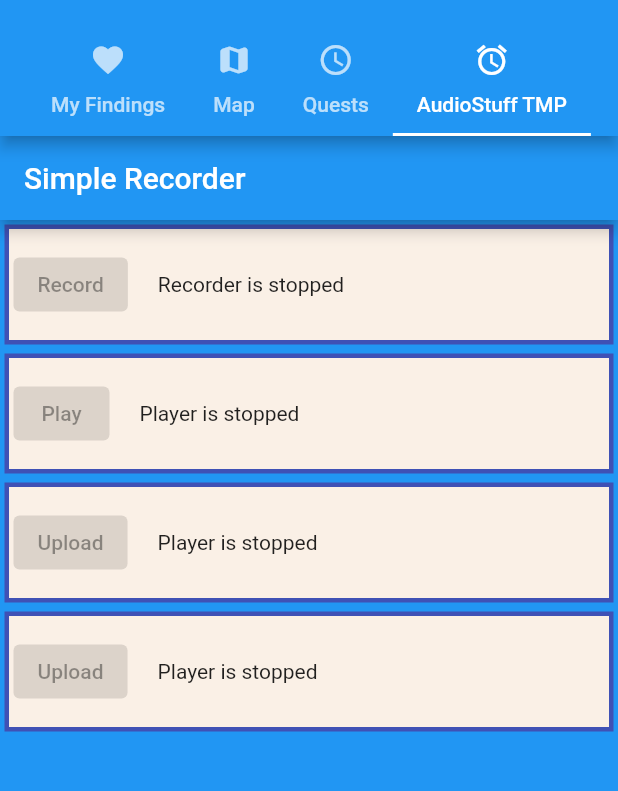
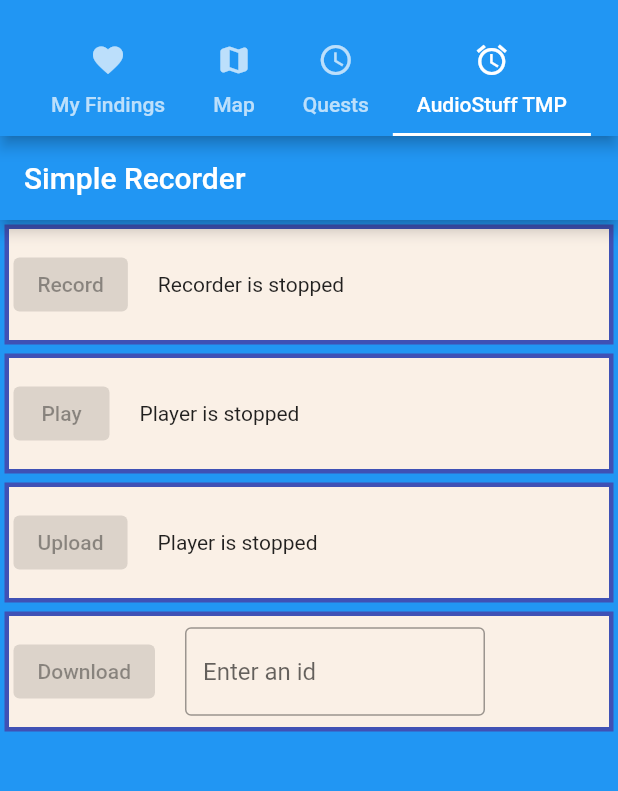
Before and after one commit to DoktorBotti/BadenHistory, a Flutter app: the screen it shows after launch, tab 4 chosen, on a phone screen of 412 x 824 dp, the part 59-850 px from its top. Run offline on Flutter 3.47's test engine with Material 2 defaults, Android fonts, the phone set to English and light mode, and no system bars; our stand-ins replace cached_network_image, flutter_map, latlong2, permission_handler, shared_preferences; missing offline and left inert: flutter_map_location, flutter_map_marker_cluster, flutter_sound, unique_list.

Commit message:
added download functionality

```diff
--- a/lib/SoundComponents.dart
+++ b/lib/SoundComponents.dart
@@ -6,6 +6,7 @@ import 'package:permission_handler/permission_handler.dart';
 import 'package:http/http.dart' as http;
 import 'dart:convert';
 import 'dart:io';
+import 'package:path_provider/path_provider.dart';
 
 
 typedef _Fn = void Function();
@@ -24,7 +25,9 @@ class _AudioGuiState extends State<AudioGui> {
   bool _mRecorderIsInited = false;
   bool _mplaybackReady = false;
   var url;
+  var fromURI = 'app'+'.aac';
   final String user = 'app';
+  final myController = TextEditingController();
 
 
   @override
@@ -50,6 +53,7 @@ class _AudioGuiState extends State<AudioGui> {
 
     _mRecorder!.closeAudioSession();
     _mRecorder = null;
+    myController.dispose();
     super.dispose();
   }
 
@@ -69,7 +73,7 @@ class _AudioGuiState extends State<AudioGui> {
   void record() {
     _mRecorder!
         .startRecorder(
-      toFile: user+'.aac',
+      toFile: fromURI,
       codec: kIsWeb ? Codec.opusWebM : Codec.aacADTS,
     )
         .then((value) {
@@ -80,7 +84,6 @@ class _AudioGuiState extends State<AudioGui> {
   void stopRecorder() async {
     await _mRecorder!.stopRecorder().then((value) {
       setState(() {
-        print(value);
         url = value;
         _mplaybackReady = true;
       });
@@ -95,7 +98,7 @@ class _AudioGuiState extends State<AudioGui> {
     print(DateTime.now().millisecondsSinceEpoch.toString());
     _mPlayer!
         .startPlayer(
-        fromURI: user+'.aac',
+        fromURI: fromURI,
         codec: kIsWeb ? Codec.opusWebM : Codec.aacADTS,
         whenFinished: () {
           setState(() {});
@@ -118,9 +121,9 @@ class _AudioGuiState extends State<AudioGui> {
       'typ': 'comment',
       'username': 'app',
     };
-    final uri = Uri.http('10.0.2.2:5000', '/api/elements/insert/', queryParameters);
+    final uri = Uri.http('192.168.178.37:5000', '/api/elements/insert/', queryParameters);
     final response = await http.post(
-        Uri.parse('http://10.0.2.2:5000/api/elements/insert/'),
+        Uri.parse('http://192.168.178.37:5000/api/elements/insert/'),
         headers: <String, String>{
       'Content-type': 'application/json',
       },
@@ -133,23 +136,24 @@ class _AudioGuiState extends State<AudioGui> {
 
     final content = jsonDecode(response.body);
 
-    var request = http.MultipartRequest('POST', Uri.parse('http://10.0.2.2:5000/api/elements/' + content["id"].toString() + '/upload_voice/'));
-    //add text fields
-    //request.fields["text_field"] = text;
-    //create multipart using filepath, string or bytes
+    var request = http.MultipartRequest('POST', Uri.parse('http://192.168.178.37:5000/api/elements/' + content["id"].toString() + '/upload_voice/'));
     var voice = await http.MultipartFile.fromPath("file", url);
-    //add multipart to request
     request.files.add(voice);
     var res = await request.send();
 
-    //var request = http.MultipartRequest('POST', Uri.parse('http://10.0.2.2:5000/api/elements/' + content["id"].toString() + '/upload_voice/'));
-    //request.files.add(
-    //    await http.MultipartFile.fromPath(
-    //        'voice',
-    //        url
-    //    )
-    //);
-    //var res = await request.send();
+  }
+
+  void download() async {
+    final uri = Uri.http('192.168.178.37:5000', '/api/voices/'+myController.text+'/');
+
+    final response = await http.get(uri);
+
+    print(response.body);
+    var tempDir = await getTemporaryDirectory();
+    var path = '${tempDir.path}/flutter_sound_tmp.wav';
+    var file = new File(path+myController.text+".aac");
+    file.writeAsBytes(response.bodyBytes);
+    fromURI = file.absolute.path;
   }
 
 // ----------------------------- UI --------------------------------------------
@@ -173,6 +177,13 @@ class _AudioGuiState extends State<AudioGui> {
       return null;
     }
     return _mPlayer!.isStopped ? upload : stopPlayer;
+  }
+
+  _Fn? getDownloadFn() {
+    if (!_mPlayerIsInited || !_mplaybackReady || !_mRecorder!.isStopped) {
+      return null;
+    }
+    return _mPlayer!.isStopped ? download : stopPlayer;
   }
 
   @override
@@ -279,17 +290,24 @@ class _AudioGuiState extends State<AudioGui> {
             ),
             child: Row(children: [
               ElevatedButton(
-                onPressed: getUploadFn(),
+                onPressed: getDownloadFn(),
                 //color: Colors.white,
                 //disabledColor: Colors.grey,
-                child: Text('Upload'),
+                child: Text('Download'),
               ),
               SizedBox(
                 width: 20,
               ),
-              Text(_mPlayer!.isPlaying
-                  ? 'Playback in progress'
-                  : 'Player is stopped'),
+              SizedBox(
+                width: 200,
+                child: TextField(
+                  controller: myController,
+                  decoration: InputDecoration(
+                    border: OutlineInputBorder(),
+                    hintText: 'Enter an id',
+                  ),
+                ),
+              ),
             ]),
           ),
         ],
```
